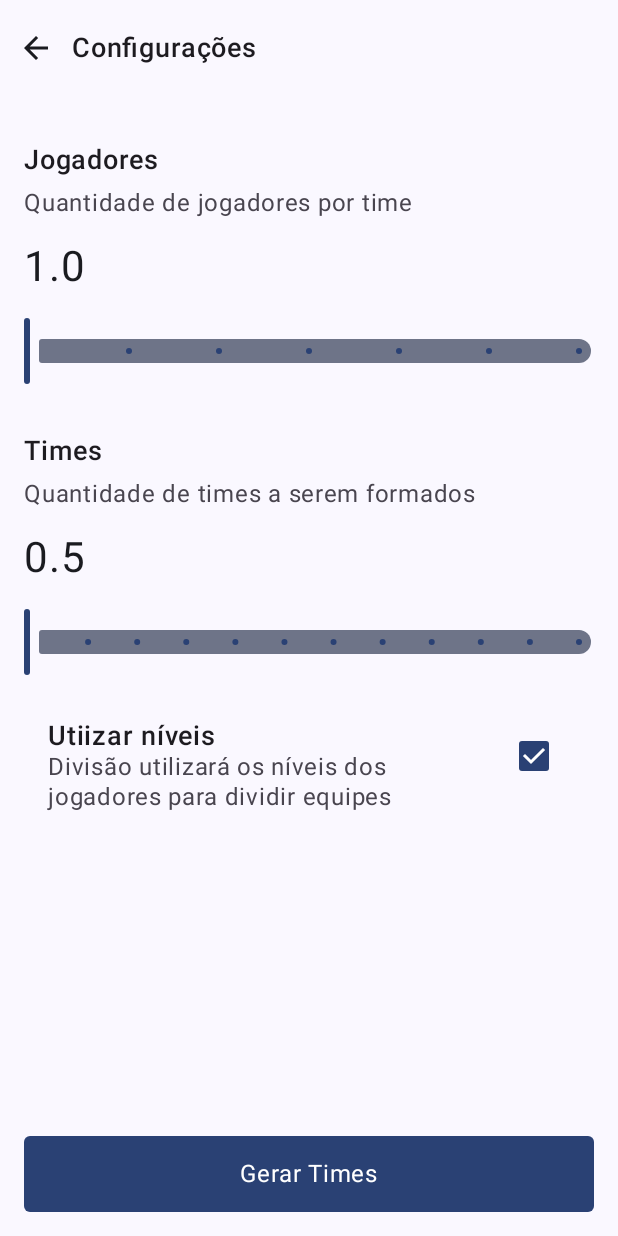
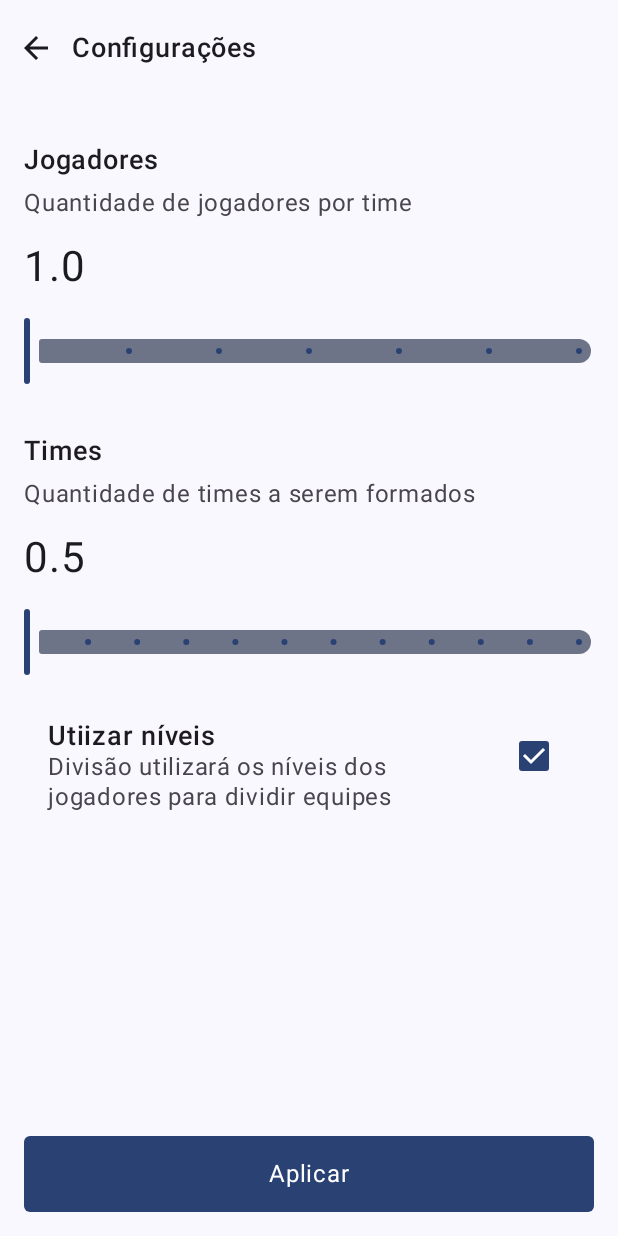
Before and after one commit to andreesperanca/camisa_nove, an Android app built with Jetpack Compose: the screen it shows after launch (MainActivity), on a phone screen of 412 x 824 dp. Run offline under Robolectric (Android 15) with nearby library versions, the phone set to English and light mode, and no system bars; libraries missing offline, so code that uses them is left out: com.example.compose; 4 statements that could not run were skipped.

Commit message:
- finish implementation SettingsBalancedTeams

```diff
--- a/feature_balanced_team/src/main/java/com/andreesperanca/feature_balanced_team/ui/screens/SettingsBalancedTeams.kt
+++ b/feature_balanced_team/src/main/java/com/andreesperanca/feature_balanced_team/ui/screens/SettingsBalancedTeams.kt
@@ -2,6 +2,8 @@ package com.andreesperanca.feature_balanced_team.ui.screens
 
 import androidx.compose.foundation.background
 import androidx.compose.foundation.clickable
+import androidx.compose.foundation.gestures.ScrollableState
+import androidx.compose.foundation.gestures.scrollable
 import androidx.compose.foundation.layout.Box
 import androidx.compose.foundation.layout.Column
 import androidx.compose.foundation.layout.PaddingValues
@@ -9,6 +11,8 @@ import androidx.compose.foundation.layout.fillMaxHeight
 import androidx.compose.foundation.layout.fillMaxSize
 import androidx.compose.foundation.layout.fillMaxWidth
 import androidx.compose.foundation.layout.padding
+import androidx.compose.foundation.rememberScrollState
+import androidx.compose.foundation.verticalScroll
 import androidx.compose.material3.Checkbox
 import androidx.compose.material3.ExperimentalMaterial3Api
 import androidx.compose.material3.Icon
@@ -17,6 +21,7 @@ import androidx.compose.material3.ListItemColors
 import androidx.compose.material3.ListItemDefaults
 import androidx.compose.material3.MaterialTheme
 import androidx.compose.material3.RangeSlider
+import androidx.compose.material3.Scaffold
 import androidx.compose.material3.Slider
 import androidx.compose.material3.SliderDefaults
 import androidx.compose.material3.SliderState
@@ -75,12 +80,17 @@ fun SettingsBalancedTeams(modifier: Modifier = Modifier) {
             .fillMaxSize()
     ) {
 
+        Scaffold(
+            topBar = {},
+            content = {
                 Column(
                     modifier = modifier
                         .fillMaxWidth()
                         .fillMaxHeight()
                         .background(MaterialTheme.colorScheme.surface)
                         .align(Alignment.TopCenter)
+                        .padding(it)
+                        .verticalScroll(rememberScrollState())
                 ) {
 
                     TopAppBar(
@@ -140,14 +150,10 @@ fun SettingsBalancedTeams(modifier: Modifier = Modifier) {
                             end = dimensionResource(id = R.dimen.padding_medium)
                         ),
                         value = playersSliderPosition,
-                onValueChange = { playersSliderPosition =  it },
-                colors = SliderDefaults.colors(
-//                    thumbColor = MaterialTheme.colorScheme.secondary,
-//                    activeTrackColor = MaterialTheme.colorScheme.secondary,
-//                    inactiveTrackColor = MaterialTheme.colorScheme.secondaryContainer,
-                ),
+                        onValueChange = { playersSliderPosition = it },
+                        colors = SliderDefaults.colors(),
                         steps = 5,
-                valueRange =0f..100f
+                        valueRange = 0f..100f
                     )
 
                     TitleMedium(
@@ -191,11 +197,7 @@ fun SettingsBalancedTeams(modifier: Modifier = Modifier) {
                         ),
                         value = teamsSliderPosition,
                         onValueChange = { teamsSliderPosition = it },
-                colors = SliderDefaults.colors(
-//                    thumbColor = MaterialTheme.colorScheme.secondary,
-//                    activeTrackColor = MaterialTheme.colorScheme.secondary,
-//                    inactiveTrackColor = MaterialTheme.colorScheme.secondaryContainer,
-                ),
+                        colors = SliderDefaults.colors(),
                         steps = 10,
                         valueRange = 1f..10f
                     )
@@ -204,7 +206,8 @@ fun SettingsBalancedTeams(modifier: Modifier = Modifier) {
                         modifier = Modifier.padding(
                             top = dimensionResource(id = R.dimen.padding_medium),
                             start = dimensionResource(id = R.dimen.padding_medium),
-                    end = dimensionResource(id = R.dimen.padding_medium)
+                            end = dimensionResource(id = R.dimen.padding_medium),
+                            bottom = dimensionResource(id = R.dimen.padding_large)
                         ),
                         headlineContent = {
                             TitleMedium(
@@ -227,18 +230,21 @@ fun SettingsBalancedTeams(modifier: Modifier = Modifier) {
                     )
                 }
 
+            },
+            bottomBar = {
                 ButtonLarge(
                     modifier = Modifier
-                .padding(bottom = 16.dp)
+                        .padding(bottom = dimensionResource(id = R.dimen.padding_medium))
                         .align(Alignment.BottomCenter),
                     onClickCta = {
 
                     },
-            title = stringResource(id = R.string.generated_teams),
+                    title = stringResource(id = R.string.feature_balanced_apply),
                 )
             }
 
-
+        )
+    }
 }
 
 @Preview
--- a/feature_balanced_team/src/main/res/values/strings.xml
+++ b/feature_balanced_team/src/main/res/values/strings.xml
@@ -14,4 +14,5 @@
     <string name="feature_balanced_teams_description">Quantidade de times a serem formados</string>
     <string name="feature_balanced_use_levels_title">Utiizar níveis</string>
     <string name="feature_balanced_use_levels_description">Divisão utilizará os níveis dos jogadores para dividir equipes\n</string>
+    <string name="feature_balanced_apply">Aplicar</string>
 </resources>
```
Lines whose indentation alone changed are shown as unchanged.
